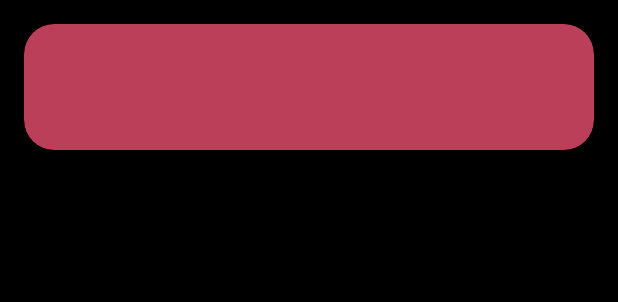
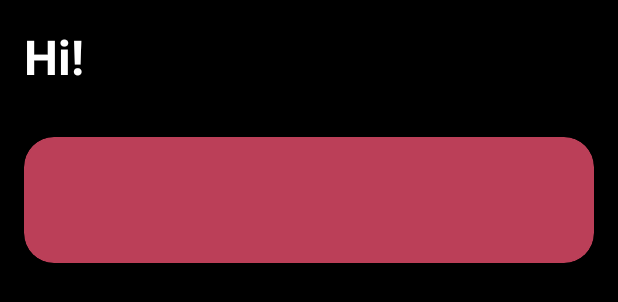
Before and after one commit to ch8n/Taskie-Mvvm, an Android app: the layout fragment_notes.xml on its own in the app's theme, with its tools: preview values and no code run, on a phone screen of 412 x 824 dp. Shown: the top 302 px of the screen. Run offline under Robolectric (Android 15) with nearby library versions, the phone set to English and light mode, and no system bars.

Commit message:
🧟 added greetings

```diff
--- a/app/src/main/java/com/ch8n/taskie/ui/notes/NotesFragment.kt
+++ b/app/src/main/java/com/ch8n/taskie/ui/notes/NotesFragment.kt
@@ -24,6 +24,8 @@ class NotesFragment : ViewBindingFragment<FragmentNotesBinding>() {
     private val notesViewModel by lazy { Injector.noteVM }
 
     override fun setup(): Unit = with(binding) {
+
+        textGreet.text = "All Your Notes..."
 
         listNotes.adapter = NoteListAdapter.newInstance(
             type = NoteType.Note,
--- a/app/src/main/java/com/ch8n/taskie/ui/task/TaskFragment.kt
+++ b/app/src/main/java/com/ch8n/taskie/ui/task/TaskFragment.kt
@@ -23,8 +23,11 @@ class TaskFragment : ViewBindingFragment<FragmentNotesBinding>() {
 
     private var taskAdapter: NoteListAdapter? = null
     private val taskViewModel by lazy { Injector.taskVM }
+    private val taskiePrefs by lazy { Injector.taskiePrefs }
 
     override fun setup(): Unit = with(binding) {
+
+        textGreet.text = "Today's Task ${taskiePrefs.userName.split(" ").first()}!"
 
         listNotes.adapter = NoteListAdapter.newInstance(
             type = NoteType.Todo,
--- a/app/src/main/res/layout/fragment_notes.xml
+++ b/app/src/main/res/layout/fragment_notes.xml
@@ -6,15 +6,29 @@
     android:background="@color/black"
     android:layout_height="match_parent">
 
+    <androidx.appcompat.widget.AppCompatTextView
+        android:id="@+id/text_greet"
+        android:layout_width="match_parent"
+        android:layout_height="wrap_content"
+        android:textStyle="bold"
+        android:textSize="32sp"
+        android:textColor="@color/white"
+        android:padding="16dp"
+        android:text="Hi!"
+        app:layout_constraintStart_toStartOf="parent"
+        app:layout_constraintEnd_toEndOf="parent"
+        app:layout_constraintTop_toTopOf="parent"
+        />
+
 
     <androidx.recyclerview.widget.RecyclerView
         android:id="@+id/list_notes"
         android:layout_width="match_parent"
-        android:layout_height="match_parent"
+        android:layout_height="wrap_content"
         app:layoutManager="androidx.recyclerview.widget.GridLayoutManager"
         app:layout_constraintEnd_toEndOf="parent"
         app:layout_constraintStart_toStartOf="parent"
-        app:layout_constraintTop_toTopOf="parent"
+        app:layout_constraintTop_toBottomOf="@id/text_greet"
         tools:listitem="@layout/item_layout_note" />
 
     <FrameLayout
```
